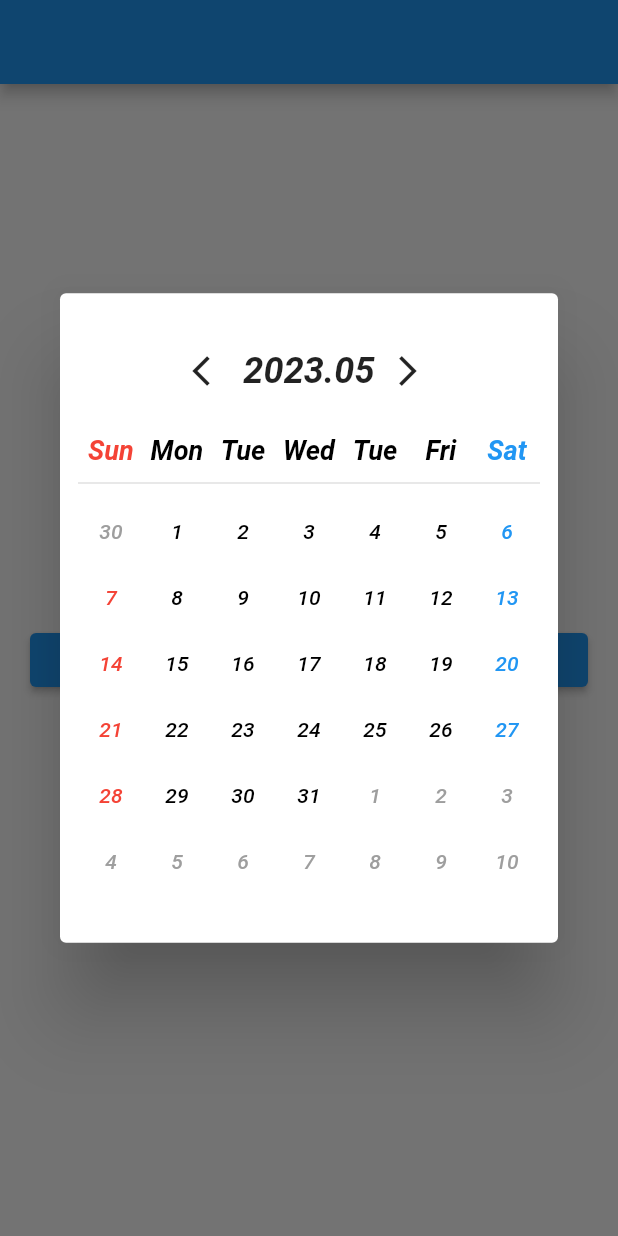
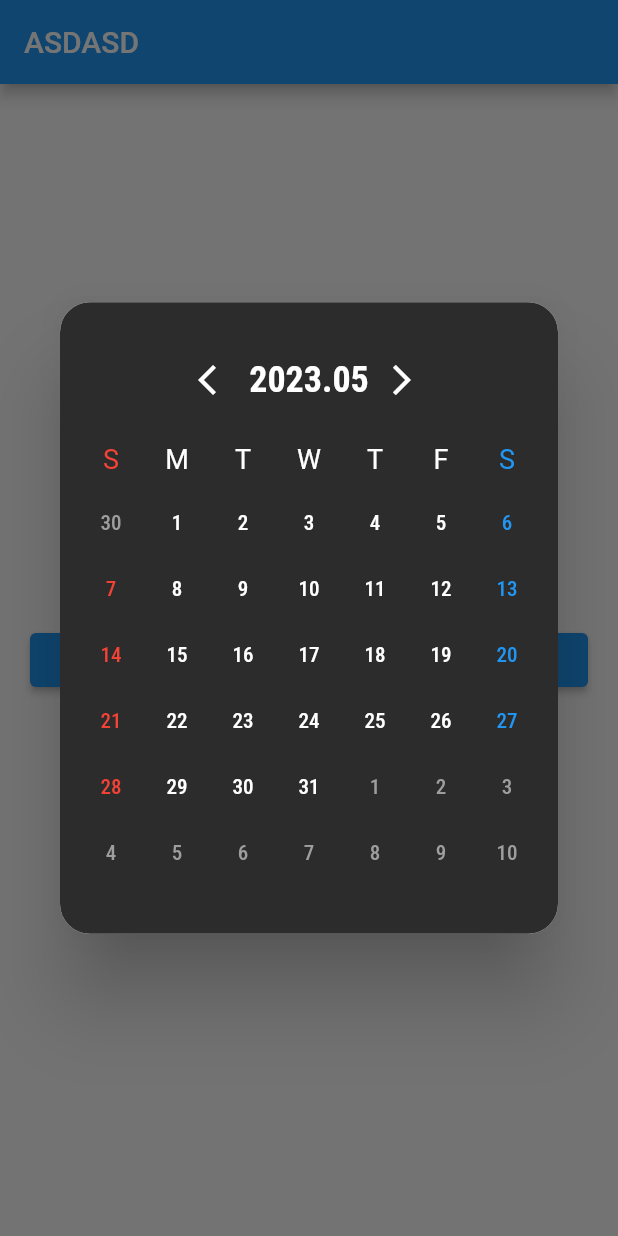
Before and after one commit to 96kyle/practiceLibrary, a Flutter app: the screen it shows after launch, after a tap on "click me", on a phone screen of 412 x 824 dp. Run offline on Flutter 3.47's test engine with Material 2 defaults, Android fonts, the phone set to English and light mode, and no system bars; our stand-ins replace flip_card, flutter_colorpicker, google_fonts, image_gallery_saver, permission_handler, smooth_page_indicator.

Commit message:
구글 폰트 고르는중

```diff
--- /dev/null
+++ b/lib/pages/datepicker/date_picker.dart
@@ -0,0 +1 @@
+enum ReturnDateType { each, range }
--- a/lib/pages/datepicker/date_picker_page.dart
+++ b/lib/pages/datepicker/date_picker_page.dart
@@ -1,3 +1,4 @@
+import 'package:carousel/pages/datepicker/date_picker.dart';
 import 'package:carousel/pages/datepicker/date_picker_widget.dart';
 import 'package:carousel/pages/datepicker/date_picker_widget_temp.dart';
 import 'package:flutter/material.dart';
@@ -13,7 +14,11 @@ class _DatePickerPageState extends State<DatePickerPage> {
   @override
   Widget build(BuildContext context) {
     return Scaffold(
-      appBar: AppBar(),
+      appBar: AppBar(
+        title: Text(
+          'ASDASD',
+        ),
+      ),
       body: Padding(
         padding: EdgeInsets.symmetric(horizontal: 20),
         child: Column(
@@ -25,8 +30,14 @@ class _DatePickerPageState extends State<DatePickerPage> {
                   showDialog(
                     context: context,
                     builder: (context) => Dialog(
+                      shape: RoundedRectangleBorder(
+                        borderRadius: BorderRadius.all(
+                          Radius.circular(20),
+                        ),
+                      ),
                       child: DatePickerWidgetTemp(
                         returnDateType: ReturnDateType.range,
+                        darkMode: true,
                       ),
                     ),
                   );
--- a/lib/pages/datepicker/date_picker_widget.dart
+++ b/lib/pages/datepicker/date_picker_widget.dart
@@ -1,4 +1,5 @@
 import 'package:carousel/pages/datepicker/date_formatter.dart';
+import 'package:carousel/pages/datepicker/date_picker.dart';
 import 'package:flutter/material.dart';
 
 class DatePickerWidget extends StatefulWidget {
@@ -81,5 +82,3 @@ class _DatePickerWidgetState extends State<DatePickerWidget> {
     );
   }
 }
-
-enum ReturnDateType { each, range }
--- a/lib/pages/datepicker/date_picker_widget_temp.dart
+++ b/lib/pages/datepicker/date_picker_widget_temp.dart
@@ -1,14 +1,17 @@
+import 'package:carousel/pages/datepicker/date_picker.dart';
 import 'package:carousel/pages/datepicker/date_picker_widget.dart';
 import 'package:flutter/material.dart';
+import 'package:google_fonts/google_fonts.dart';
 
 class DatePickerWidgetTemp extends StatefulWidget {
   const DatePickerWidgetTemp({
     this.returnDateType = ReturnDateType.each,
     this.initialDateList,
     this.initialDateRange,
-    this.selectedColor = Colors.blue,
-    this.rangeColor = Colors.amber,
+    this.selectedColor = const Color(0xFFFFD300),
+    this.rangeColor = const Color(0xFFEBEBEB),
     this.selectedFontColor = Colors.white,
+    this.darkMode = false,
     Key? key,
   }) : super(key: key);
 
@@ -18,6 +21,7 @@ class DatePickerWidgetTemp extends StatefulWidget {
   final Color selectedColor;
   final Color rangeColor;
   final Color selectedFontColor;
+  final bool darkMode;
 
   @override
   State<DatePickerWidgetTemp> createState() => _DatePickerWidgetState();
@@ -45,7 +49,7 @@ class _DatePickerWidgetState extends State<DatePickerWidgetTemp> {
     setState(() {});
   }
 
-  List<String> weekNames = ['Sun', 'Mon', 'Tue', 'Wed', 'Tue', 'Fri', 'Sat'];
+  List<String> weekNames = ['S', 'M', 'T', 'W', 'T', 'F', 'S'];
 
   void viewCalender() {
     _calender.clear();
@@ -117,6 +121,7 @@ class _DatePickerWidgetState extends State<DatePickerWidgetTemp> {
         borderRadius: BorderRadius.all(
           Radius.circular(20),
         ),
+        color: widget.darkMode ? Color(0xFF2C2C2C) : Colors.white,
       ),
       child: Column(
         crossAxisAlignment: CrossAxisAlignment.stretch,
@@ -134,15 +139,16 @@ class _DatePickerWidgetState extends State<DatePickerWidgetTemp> {
                   padding: EdgeInsets.all(10),
                   child: Icon(
                     Icons.arrow_back_ios,
+                    color: widget.darkMode ? Colors.white : Color(0xFF2C2C2C),
                   ),
                 ),
               ),
               Text(
                 _viewMonth.month < 10 ? '${_viewMonth.year}.0${_viewMonth.month}' : '${_viewMonth.year}.${_viewMonth.month}',
-                style: TextStyle(
+                style: GoogleFonts.robotoCondensed(
                   fontSize: 24,
                   fontWeight: FontWeight.bold,
-                  fontStyle: FontStyle.italic,
+                  color: widget.darkMode ? Colors.white : Color(0xFF2C2C2C),
                 ),
               ),
               GestureDetector(
@@ -154,6 +160,7 @@ class _DatePickerWidgetState extends State<DatePickerWidgetTemp> {
                   padding: EdgeInsets.all(10),
                   child: Icon(
                     Icons.arrow_forward_ios,
+                    color: widget.darkMode ? Colors.white : Color(0xFF2C2C2C),
                   ),
                 ),
               ),
@@ -170,28 +177,20 @@ class _DatePickerWidgetState extends State<DatePickerWidgetTemp> {
                   child: Text(
                     weekNames[index],
                     textAlign: TextAlign.center,
-                    style: TextStyle(
+                    style: GoogleFonts.roboto(
                       fontSize: 18,
-                      fontWeight: FontWeight.bold,
-                      fontStyle: FontStyle.italic,
                       color: index == 0
                           ? Colors.red
                           : index == 6
                               ? Colors.blue
-                              : Colors.black,
+                              : widget.darkMode
+                                  ? Colors.white
+                                  : Color(0xFF2C2C2C),
                     ),
                   ),
                 ),
               ),
             ],
-          ),
-          SizedBox(
-            height: 12,
-          ),
-          Divider(
-            height: 0,
-            thickness: 1,
-            color: Colors.black12,
           ),
           SizedBox(
             height: 12,
@@ -249,10 +248,9 @@ class _DatePickerWidgetState extends State<DatePickerWidgetTemp> {
                                   child: Text(
                                     _calender[index1 * 7 + index2].day.toString(),
                                     textAlign: TextAlign.center,
-                                    style: TextStyle(
-                                      fontWeight: _selectedDateList.indexOf(_calender[index1 * 7 + index2]) != -1 ? FontWeight.bold : FontWeight.w500,
+                                    style: GoogleFonts.robotoCondensed(
+                                      fontWeight: FontWeight.w500,
                                       fontSize: 14,
-                                      fontStyle: FontStyle.italic,
                                       color: dayTextColor(_calender[index1 * 7 + index2]),
                                     ),
                                   ),
@@ -298,7 +296,7 @@ class _DatePickerWidgetState extends State<DatePickerWidgetTemp> {
                     ? Colors.blue
                     : date.weekday == 7
                         ? Colors.red
-                        : Colors.black
+                        : Color(0xFF2C2C2C)
         : (_selectRangeStart == date || _selectRangeEnd == date)
             ? widget.selectedFontColor
             : _selectRangeStart != null &&
@@ -311,6 +309,8 @@ class _DatePickerWidgetState extends State<DatePickerWidgetTemp> {
                         ? Colors.blue
                         : date.weekday == 7
                             ? Colors.red
-                            : Colors.black;
+                            : widget.darkMode
+                                ? Colors.white
+                                : Color(0xFF2C2C2C);
   }
 }
--- a/pubspec.yaml
+++ b/pubspec.yaml
@@ -38,9 +38,10 @@ dependencies:
   flutter_colorpicker: ^1.0.3
   permission_handler: ^8.3.0
   image_gallery_saver: ^1.7.1
-  intl: ^0.17.0
+  intl: ^0.18.1
   flip_card: ^0.7.0
   smooth_page_indicator: ^1.1.0
+  google_fonts: ^4.0.4
 
 dev_dependencies:
   flutter_test:
```
Also changed, not shown: pubspec.lock.
